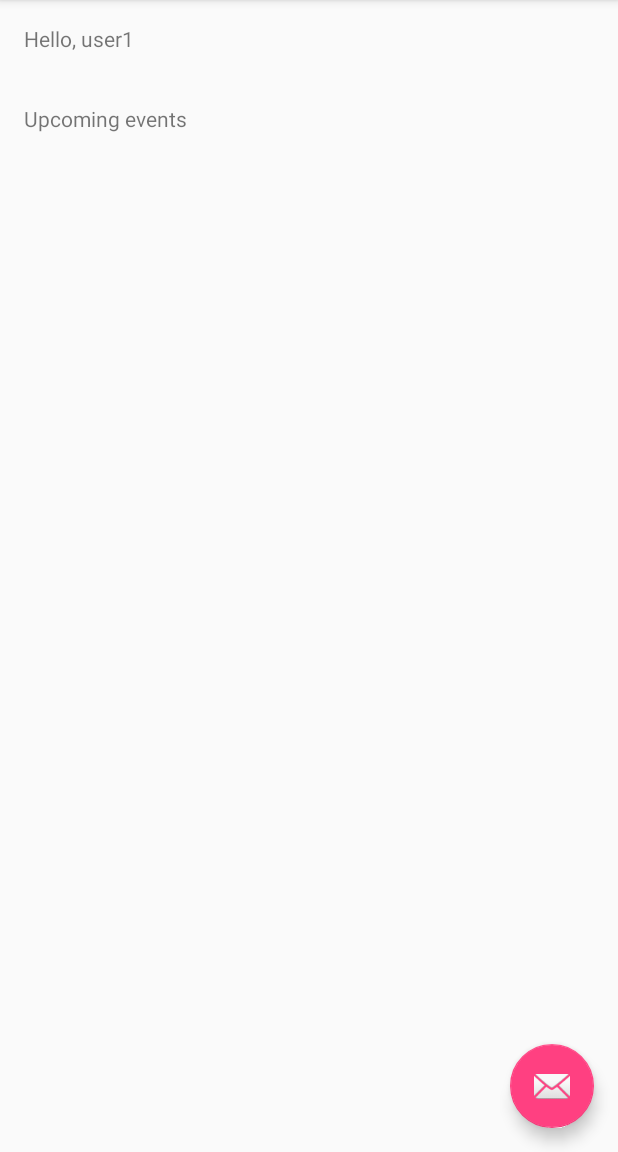
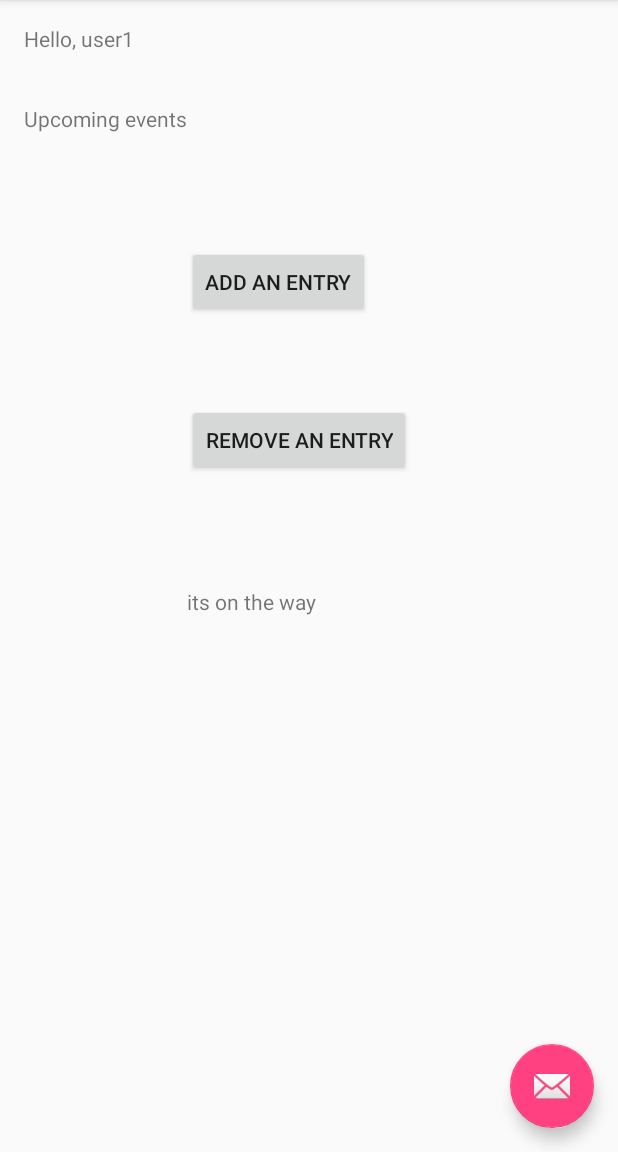
Before and after one commit to paralipsis/lion-cub, an Android app: the screen it shows after launch (MainActivity), on a phone screen of 412 x 824 dp, the part 84-1236 px from its top. Run offline under Robolectric (Android 15) with nearby library versions, the phone set to English and light mode, and no system bars; libraries missing offline, so code that uses them is left out: com.amazonaws.mobileconnectors, com.amazonaws.services; 4 statements that could not run were skipped.

Commit message:
added soem things ill get back to it in the morning

```diff
--- a/app/src/main/java/com/example/hobbes/lioncub/MainActivity.java
+++ b/app/src/main/java/com/example/hobbes/lioncub/MainActivity.java
@@ -12,6 +12,7 @@ import android.support.v7.app.AppCompatActivity;
 import android.support.v7.widget.Toolbar;
 import android.view.Menu;
 import android.view.MenuItem;
+import android.widget.Button;
 
 public class MainActivity extends AppCompatActivity implements NavigationView.OnNavigationItemSelectedListener {
 
@@ -21,6 +22,13 @@ public class MainActivity extends AppCompatActivity implements NavigationView.On
         setContentView(R.layout.activity_main);
         Toolbar toolbar = (Toolbar) findViewById(R.id.toolbar);
         setSupportActionBar(toolbar);
+
+        Button buttonadd = (Button) findViewById(R.id.add);
+        buttonadd.setOnClickListener(new Button.OnClickListener() {
+            public void onClick(View v) {
+                //Do stuff here
+            }
+        });
 
         FloatingActionButton fab = (FloatingActionButton) findViewById(R.id.fab);
         fab.setOnClickListener(new View.OnClickListener() {
--- a/app/src/main/res/layout/content_main.xml
+++ b/app/src/main/res/layout/content_main.xml
@@ -14,12 +14,6 @@
     tools:showIn="@layout/app_bar_main">
 
     <TextView
-        android:layout_width="wrap_content"
-        android:layout_height="wrap_content"
-        android:text="Hello, user1"
-        android:id="@+id/textView2" />
-
-    <TextView
         android:text="Upcoming events"
         android:layout_width="wrap_content"
         android:layout_height="wrap_content"
@@ -28,4 +22,40 @@
         android:layout_marginTop="34dp"
         android:id="@+id/textView3" />
 
+    <Button
+        android:text="Add an entry"
+        android:layout_width="wrap_content"
+        android:layout_height="wrap_content"
+        android:layout_below="@+id/textView3"
+        android:layout_toEndOf="@+id/textView3"
+        android:layout_marginTop="75dp"
+        android:id="@+id/add" />
+
+    <Button
+        android:text="Remove an entry"
+        android:layout_width="wrap_content"
+        android:layout_height="wrap_content"
+        android:layout_below="@+id/add"
+        android:layout_alignStart="@+id/add"
+        android:layout_marginTop="57dp"
+        android:id="@+id/rem" />
+
+    <TextView
+        android:layout_width="wrap_content"
+        android:layout_height="wrap_content"
+        android:text="Hello, user1"
+        android:id="@+id/textView2"
+        android:layout_alignParentTop="true"
+        android:layout_alignParentStart="true" />
+
+    <TextView
+        android:text="its on the way"
+        android:layout_width="wrap_content"
+        android:layout_height="wrap_content"
+        android:layout_below="@+id/rem"
+        android:layout_marginTop="74dp"
+        android:id="@+id/Output"
+        android:layout_alignEnd="@+id/rem"
+        android:layout_alignStart="@+id/rem" />
+
 </RelativeLayout>
```
Also changed, not shown: app/src/main/java/com/example/hobbes/lioncub/DBManager.java (added, +15 -0 lines), app/src/main/java/com/example/hobbes/lioncub/dataStructures/Event.java (added, +66 -0 lines), app/src/main/java/com/example/hobbes/lioncub/dataStructures/People.java (added, +28 -0 lines).
